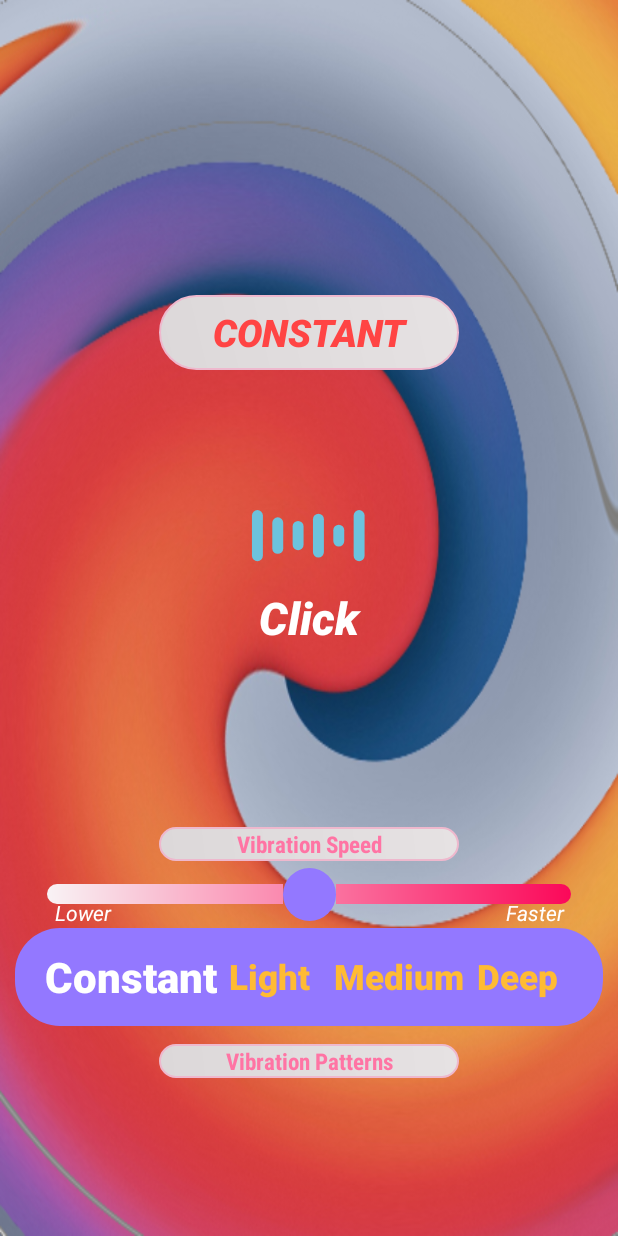
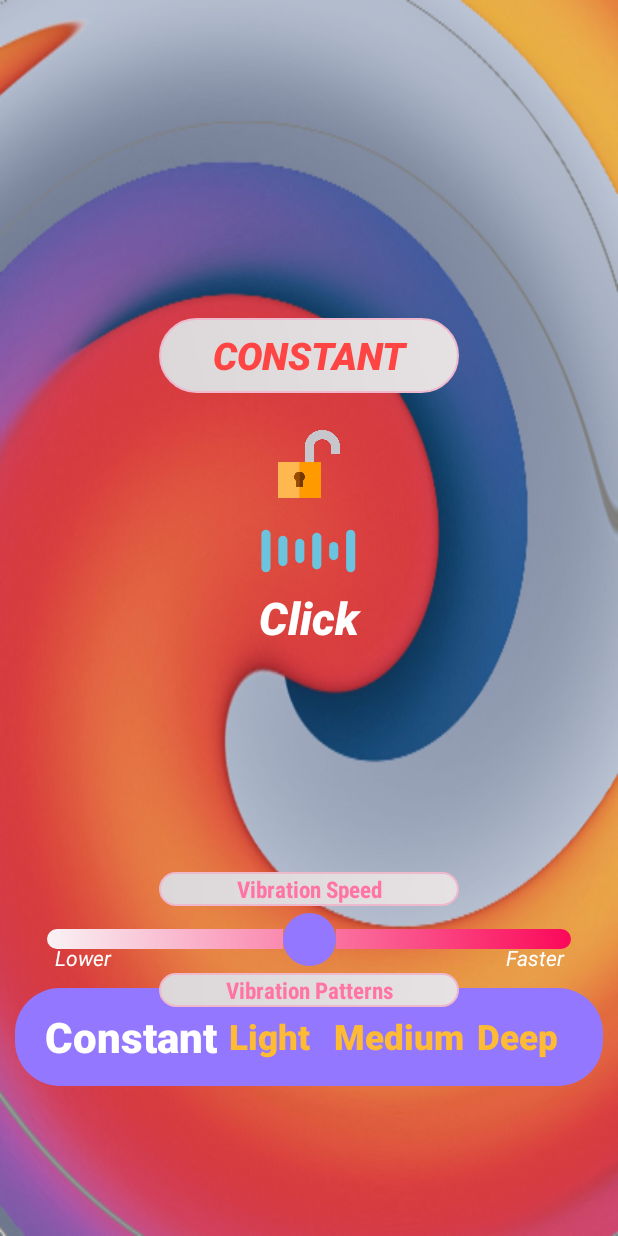
Before and after one commit to guslang/Vibrator, an Android app: the screen it shows after launch (MainActivity), on a phone screen of 412 x 824 dp. Run offline under Robolectric (Android 15) with nearby library versions, the phone set to English and light mode, and no system bars; our stand-ins replace AdMob; Roboto replaces fonts that are not available here; 3 statements that could not run were skipped.

Commit message:
v1.2 -배너크기 및 아이콘 위치 조정

```diff
--- a/build.gradle
+++ b/build.gradle
@@ -13,8 +13,8 @@ android {
         applicationId "com.guslang.vibrator"
         minSdkVersion 16
         targetSdkVersion 30
-        versionCode 1
-        versionName "1.0"
+        versionCode 3
+        versionName "1.2"
         testInstrumentationRunner "androidx.test.runner.AndroidJUnitRunner"
         vectorDrawables.useSupportLibrary = true
         multiDexEnabled true
--- a/src/main/res/layout/activity_main.xml
+++ b/src/main/res/layout/activity_main.xml
@@ -11,10 +11,10 @@
     <com.airbnb.lottie.LottieAnimationView
         android:id="@+id/loading_pattern"
         android:layout_width="250dp"
-        android:layout_height="60dp"
+        android:layout_height="50dp"
         android:layout_above="@+id/ono_btn"
         android:layout_centerHorizontal="true"
-        android:layout_marginBottom="25dp"
+        android:layout_marginBottom="20dp"
         android:background="@android:color/transparent"
         app:lottie_autoPlay="true"
         app:lottie_fileName="speech-on.json"
@@ -106,6 +106,16 @@
         android:textSize="25dp"
         android:textStyle="bold|italic" />
 
+    <ImageView
+        android:id="@+id/imageView_lock"
+        android:layout_width="45dp"
+        android:layout_height="45dp"
+        android:layout_alignBottom="@+id/loading_pattern"
+        android:layout_centerHorizontal="true"
+        android:layout_marginBottom="60dp"
+        android:tooltipText="UnLock"
+        app:srcCompat="@drawable/unlock" />
+
     <TextView
         android:id="@+id/textView_comment"
         android:layout_width="120dp"
@@ -128,10 +138,9 @@
         android:layout_height="65dp"
         android:layout_centerHorizontal="true"
         android:layout_alignParentBottom="true"
-        android:layout_marginBottom="140dp"
+        android:layout_marginBottom="100dp"
         android:background="@drawable/rounded_corner_title"
         >
-
 
     </ImageView>
 
@@ -148,7 +157,7 @@
         android:paddingRight="40dp"
         android:layout_centerVertical="true"
         android:layout_centerHorizontal="true"
-        android:gravity="center_vertical"
+        android:gravity="center_vertical|center_horizontal"
         android:weightSum="4"
         android:orientation="horizontal">
 
@@ -200,19 +209,16 @@
         android:id="@+id/pattern_title"
         android:layout_width="200dp"
         android:layout_height="wrap_content"
-        android:layout_alignBaseline="@+id/imageView_bar"
-
-        android:layout_alignParentBottom="true"
         android:layout_centerHorizontal="true"
-        android:layout_marginBottom="105dp"
         android:background="@drawable/rounded_corner_white"
         android:fontFamily="sans-serif-condensed"
-
         android:text="Vibration Patterns"
         android:textAlignment="center"
         android:textColor="#ff74a4"
         android:textStyle="bold"
         android:textSize="15dp"
+        android:layout_alignTop="@id/imageView_bar"
+        android:layout_marginTop="-10dp"
         android:gravity="center_horizontal" />
 
 
@@ -226,7 +232,7 @@
         android:layout_centerHorizontal="true"
         android:layout_marginStart="15dp"
         android:layout_marginEnd="15dp"
-        android:layout_marginBottom="70dp"
+        android:layout_marginBottom="80dp"
         android:thumb="@drawable/custom_thumb"
         android:progressDrawable="@drawable/rounded_corner_red"
         android:max="100"
@@ -258,7 +264,7 @@
         android:layout_centerHorizontal="true"
         android:layout_alignParentBottom="true"
         android:layout_weight="1"
-        app:adSize="SMART_BANNER"
+        app:adSize="BANNER"
         app:adUnitId="@string/banner_ad_unit_id"></com.google.android.gms.ads.AdView>
 
 
```
Also changed, not shown: src/main/java/com/guslang/vibrator/MainActivity.kt (+15 -1 lines), src/main/res/drawable-v24/lock.png (added), src/main/res/drawable-v24/unlock.png (added), 1115 other files.
